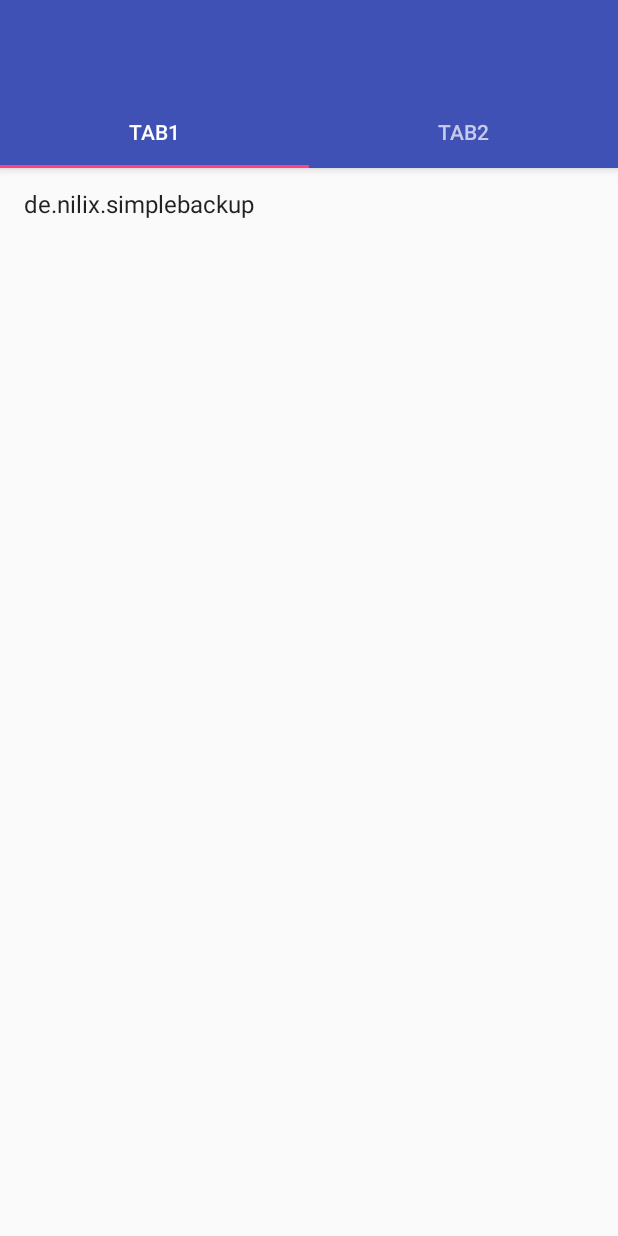
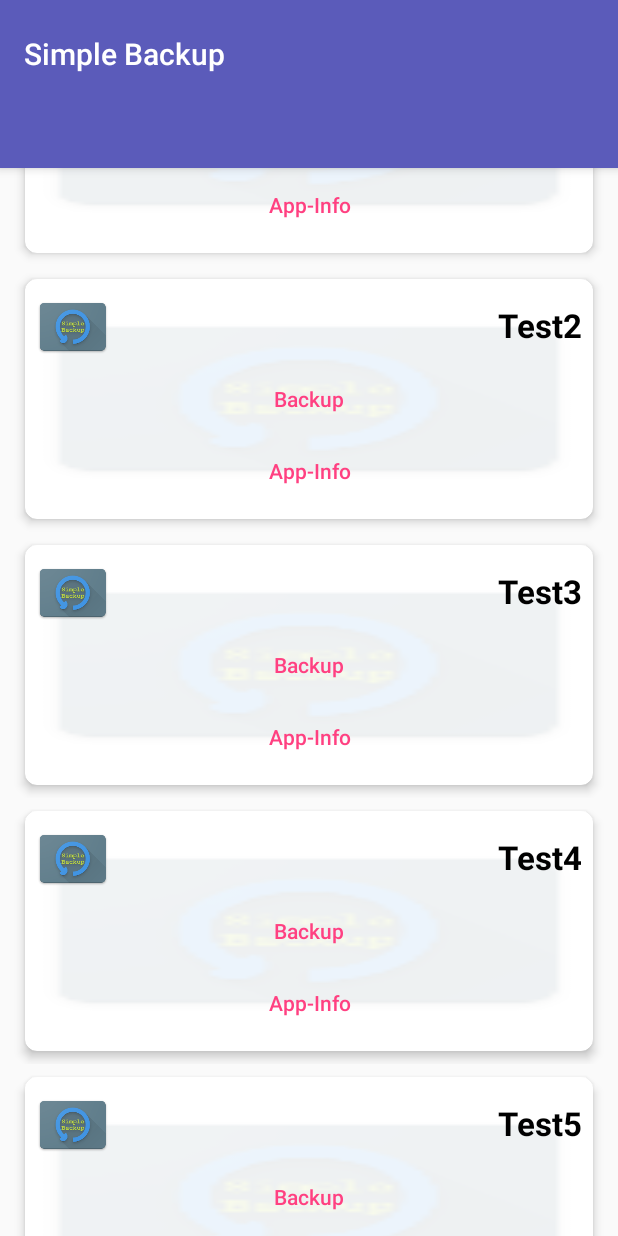
Before and after one commit to nico151999/Simple-Backup, an Android app: the screen it shows after launch (MainActivity), on a phone screen of 412 x 824 dp. Run offline under Robolectric (Android 15) with nearby library versions, the phone set to English and light mode, and no system bars.

Commit message:
New Card Design

```diff
--- a/app/build.gradle
+++ b/app/build.gradle
@@ -27,5 +27,6 @@ dependencies {
     compile 'com.android.support:appcompat-v7:25.3.1'
     compile 'com.android.support:design:25.3.1'
     compile 'com.android.support:cardview-v7:25.3.1'
+    compile 'com.android.support:recyclerview-v7:25.3.1'
     testCompile 'junit:junit:4.12'
 }
--- a/app/src/main/java/de/nilix/simplebackup/MainActivity.java
+++ b/app/src/main/java/de/nilix/simplebackup/MainActivity.java
@@ -5,6 +5,8 @@ import android.support.v7.app.AppCompatActivity;
 
 import android.support.v4.view.ViewPager;
 import android.os.Bundle;
+import android.support.v7.widget.LinearLayoutManager;
+import android.support.v7.widget.RecyclerView;
 import android.view.Menu;
 import android.view.MenuItem;
 
@@ -16,15 +18,24 @@ public class MainActivity extends AppCompatActivity {
 
     private ViewPager mViewPager;
 
+    private RecyclerView recyclerView;
+    private RecyclerView.Adapter adapter;
+    private RecyclerView.LayoutManager layoutManager;
+    String[] dataArray = new String[]{"Test1","Test2","Test3","Test4","Test5","Test6","Test7","Test8","Test9","Test10","Test11"};
+
     @Override
     protected void onCreate(Bundle savedInstanceState) {
         super.onCreate(savedInstanceState);
         setContentView(R.layout.activity_main);
 
+        recyclerView = (RecyclerView) findViewById(R.id.recycler_view);
+        recyclerView.setHasFixedSize(true);
+        layoutManager = new LinearLayoutManager(this);
+        recyclerView.setLayoutManager(layoutManager);
+        adapter = new RecyclerAdapter(dataArray);
+        recyclerView.setAdapter(adapter);
+
         mSectionsPageAdapters = new SectionsPageAdapter(getSupportFragmentManager());
-
-        mViewPager = (ViewPager) findViewById(R.id.container);
-        setupViewPager(mViewPager);
 
         TabLayout tabLayout = (TabLayout) findViewById(R.id.tabs);
         tabLayout.setupWithViewPager(mViewPager);
@@ -59,4 +70,5 @@ public class MainActivity extends AppCompatActivity {
         adapter.addFragment(new Tab2Fragment(), "TAB2");
         viewPager.setAdapter(adapter);
     }
+
 }
--- /dev/null
+++ b/app/src/main/java/de/nilix/simplebackup/RecyclerAdapter.java
@@ -0,0 +1,47 @@
+package de.nilix.simplebackup;
+
+import android.support.v7.widget.RecyclerView;
+import android.view.LayoutInflater;
+import android.view.View;
+import android.view.ViewGroup;
+import android.widget.TextView;
+
+public class RecyclerAdapter extends RecyclerView.Adapter<RecyclerAdapter.ViewHolder> {
+    private String[] dataSource;
+    public RecyclerAdapter(String[] dataArgs){
+        dataSource = dataArgs;
+
+    }
+    @Override
+    public ViewHolder onCreateViewHolder(ViewGroup parent, int viewType) {
+        // create a new view
+        View view = LayoutInflater.from(parent.getContext())
+                .inflate(R.layout.app_listview_item, parent, false);
+
+        ViewHolder viewHolder = new ViewHolder(view);
+        return viewHolder;
+
+
+    }
+
+    @Override
+    public void onBindViewHolder(ViewHolder holder, int position) {
+        holder.textView.setText(dataSource[position]);
+    }
+
+    @Override
+    public int getItemCount() {
+        return dataSource.length;
+    }
+
+    public static class ViewHolder extends RecyclerView.ViewHolder{
+        protected TextView textView;
+        public ViewHolder(View itemView) {
+            super(itemView);
+            textView =  (TextView) itemView.findViewById(R.id.list_item);
+
+        }
+
+
+    }
+}
--- a/app/src/main/res/layout/activity_main.xml
+++ b/app/src/main/res/layout/activity_main.xml
@@ -6,7 +6,7 @@
     android:layout_width="match_parent"
     android:layout_height="match_parent"
     android:fitsSystemWindows="true"
-    tools:context="de.nilix.simplebackup.MainActivity">
+    tools:context="de.nilix.simplebackup.MainActivity" >
 
     <android.support.design.widget.AppBarLayout
         android:id="@+id/appbar"
@@ -19,9 +19,9 @@
             android:id="@+id/toolbar"
             android:layout_width="match_parent"
             android:layout_height="?attr/actionBarSize"
-            android:background="?attr/colorPrimary"
             app:layout_scrollFlags="scroll|enterAlways"
-            app:popupTheme="@style/AppTheme.PopupOverlay">
+            app:popupTheme="@style/AppTheme.PopupOverlay"
+            app:title="@string/app_name">
 
         </android.support.v7.widget.Toolbar>
 
@@ -32,10 +32,11 @@
 
     </android.support.design.widget.AppBarLayout>
 
-    <android.support.v4.view.ViewPager
-        android:id="@+id/container"
+
+    <android.support.v7.widget.RecyclerView
+        android:id="@+id/recycler_view"
+        android:scrollbars="vertical"
         android:layout_width="match_parent"
-        android:layout_height="match_parent"
-        app:layout_behavior="@string/appbar_scrolling_view_behavior" />
+        android:layout_height="match_parent" />
 
 </android.support.design.widget.CoordinatorLayout>
--- a/app/src/main/res/layout/app_listview_item.xml
+++ b/app/src/main/res/layout/app_listview_item.xml
@@ -1,11 +1,80 @@
 <?xml version="1.0" encoding="utf-8"?>
 <LinearLayout xmlns:android="http://schemas.android.com/apk/res/android"
-    android:orientation="vertical" android:layout_width="match_parent"
-    android:layout_height="match_parent">
+    xmlns:app="http://schemas.android.com/apk/res-auto"
+    xmlns:tools="http://schemas.android.com/tools"
+    android:layout_width="match_parent"
+    android:layout_height="wrap_content"
+    android:orientation="vertical">
 
-    <TextView
-        android:id="@+id/app_name"
-        android:layout_width="fill_parent"
-        android:layout_height="wrap_content" />
+    <android.support.v7.widget.CardView
+        android:layout_width="match_parent"
+        android:layout_height="wrap_content"
+        android:layout_gravity="center"
+        android:layout_marginLeft="10dp"
+        android:layout_marginRight="10dp"
+        app:cardBackgroundColor="@color/cardview_light_background"
+        app:cardCornerRadius="@dimen/appbar_padding_top"
+        app:cardElevation="4dp"
+        app:cardUseCompatPadding="true"
+        app:contentPadding="@dimen/appbar_padding_top">
+
+
+        <LinearLayout
+            android:layout_width="match_parent"
+            android:layout_height="match_parent"
+            android:background="@mipmap/ic_launcher"
+            android:orientation="vertical">
+
+            <LinearLayout
+                android:layout_width="match_parent"
+                android:layout_height="wrap_content"
+                android:orientation="horizontal">
+
+                <ImageView
+                    android:id="@+id/imageView"
+                    android:layout_width="wrap_content"
+                    android:layout_height="match_parent"
+                    android:background="@color/transparent_card_color"
+                    android:layoutDirection="ltr"
+                    android:scaleType="matrix"
+                    app:srcCompat="@mipmap/ic_launcher" />
+
+                <TextView
+                    android:id="@+id/list_item"
+                    android:layout_width="match_parent"
+                    android:layout_height="match_parent"
+                    android:autoText="true"
+                    android:background="@color/transparent_card_color"
+                    android:paddingBottom="@dimen/appbar_padding_top"
+                    android:paddingTop="@dimen/appbar_padding_top"
+                    android:textAlignment="viewEnd"
+                    android:textAppearance="?android:attr/textAppearanceLarge"
+                    android:textColor="@android:color/black"
+                    android:textIsSelectable="false"
+                    android:textStyle="bold" />
+            </LinearLayout>
+
+            <Button
+                android:id="@+id/button"
+                style="@style/Widget.AppCompat.Button.Borderless.Colored"
+                android:layout_width="match_parent"
+                android:layout_height="wrap_content"
+                android:layout_weight="1"
+                android:background="@color/transparent_card_color"
+                android:text="Backup"
+                android:textAllCaps="false" />
+
+            <Button
+                android:id="@+id/button2"
+                style="@style/Widget.AppCompat.Button.Borderless.Colored"
+                android:layout_width="match_parent"
+                android:layout_height="wrap_content"
+                android:layout_weight="1"
+                android:background="@color/transparent_card_color"
+                android:text="App-Info"
+                android:textAllCaps="false" />
+
+        </LinearLayout>
+    </android.support.v7.widget.CardView>
 
 </LinearLayout>
--- a/app/src/main/res/values/colors.xml
+++ b/app/src/main/res/values/colors.xml
@@ -1,6 +1,7 @@
 <?xml version="1.0" encoding="utf-8"?>
 <resources>
-    <color name="colorPrimary">#3F51B5</color>
-    <color name="colorPrimaryDark">#303F9F</color>
-    <color name="colorAccent">#FF4081</color>
+    <color name="colorPrimary">#5b5bba</color>
+    <color name="colorPrimaryDark">#39458f</color>
+    <color name="colorAccent">#ff4081</color>
+    <color name="transparent_card_color">#e5ffffff</color>
 </resources>
```
